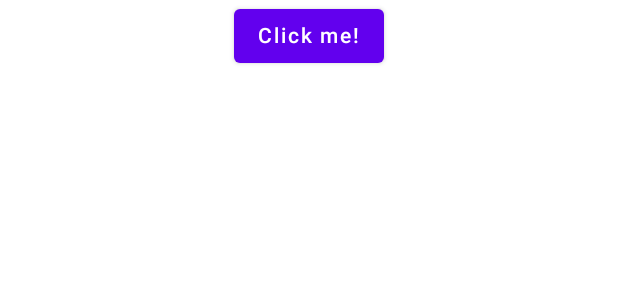
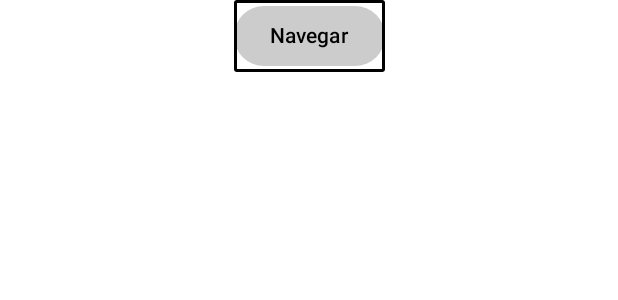
Before and after one commit to leonardohrjesus/BreakingNews, an Android app built with Jetpack Compose: the @Preview function App, on a phone screen of 412 x 824 dp. Shown: the top 300 px of the screen. Run offline under Robolectric (Android 15) with nearby library versions, the phone set to English and light mode, and no system bars.

```diff
--- a/BreakingNews/composeApp/src/androidMain/kotlin/com/course/breakingnews/MainActivity.kt
+++ b/BreakingNews/composeApp/src/androidMain/kotlin/com/course/breakingnews/MainActivity.kt
@@ -3,7 +3,7 @@ package com.course.breakingnews
 import android.os.Bundle
 import androidx.activity.ComponentActivity
 import androidx.activity.compose.setContent
-import androidx.compose.material.Text
+import androidx.compose.material3.Text
 import androidx.compose.runtime.Composable
 import androidx.compose.ui.tooling.preview.Preview
 
--- a/BreakingNews/composeApp/src/commonMain/kotlin/com/course/breakingnews/App.kt
+++ b/BreakingNews/composeApp/src/commonMain/kotlin/com/course/breakingnews/App.kt
@@ -1,37 +1,24 @@
 package com.course.breakingnews
 
-import androidx.compose.animation.AnimatedVisibility
-import androidx.compose.foundation.Image
+
 import androidx.compose.foundation.layout.Column
 import androidx.compose.foundation.layout.fillMaxWidth
-import androidx.compose.material.Button
-import androidx.compose.material.MaterialTheme
-import androidx.compose.material.Text
+import androidx.compose.material3.MaterialTheme
 import androidx.compose.runtime.*
 import androidx.compose.ui.Alignment
 import androidx.compose.ui.Modifier
-import org.jetbrains.compose.resources.painterResource
+import androidx.navigation.compose.rememberNavController
+import com.course.breakingnews.navigation.main.HomeNavHost
 import org.jetbrains.compose.ui.tooling.preview.Preview
 
-import breakingnews.composeapp.generated.resources.Res
-import breakingnews.composeapp.generated.resources.compose_multiplatform
 
 @Composable
 @Preview
 fun App() {
     MaterialTheme {
-        var showContent by remember { mutableStateOf(false) }
         Column(Modifier.fillMaxWidth(), horizontalAlignment = Alignment.CenterHorizontally) {
-            Button(onClick = { showContent = !showContent }) {
-                Text("Click me!")
-            }
-            AnimatedVisibility(showContent) {
-                val greeting = remember { Greeting().greet() }
-                Column(Modifier.fillMaxWidth(), horizontalAlignment = Alignment.CenterHorizontally) {
-                    Image(painterResource(Res.drawable.compose_multiplatform), null)
-                    Text("Compose: $greeting")
-                }
-            }
+            HomeNavHost(navHostController = rememberNavController())
+
         }
     }
 }
--- /dev/null
+++ b/BreakingNews/composeApp/src/commonMain/kotlin/com/course/breakingnews/features/home/HomeScreen.kt
@@ -0,0 +1,39 @@
+package com.course.breakingnews.features.home
+
+import androidx.compose.foundation.border
+import androidx.compose.foundation.layout.Column
+import androidx.compose.foundation.layout.fillMaxSize
+import androidx.compose.foundation.shape.RoundedCornerShape
+import androidx.compose.material3.Button
+import androidx.compose.material3.ButtonDefaults
+import androidx.compose.material3.Text
+
+import androidx.compose.runtime.Composable
+import androidx.compose.ui.Alignment
+import androidx.compose.ui.Modifier
+import androidx.compose.ui.graphics.Color
+import androidx.compose.ui.unit.dp
+
+@Composable
+fun HomeScreen(
+    navigateToAboutScreen:()-> Unit
+){
+    Column(Modifier.fillMaxSize(), horizontalAlignment = Alignment.CenterHorizontally){
+        Button(
+            colors = ButtonDefaults.buttonColors(
+                containerColor = Color.LightGray,
+                contentColor = Color.Black
+            ),
+            onClick = {navigateToAboutScreen.invoke()
+                      },
+            modifier = Modifier.border(
+                width = 2.dp,
+                color = Color.Black,
+                shape = RoundedCornerShape(2.dp)
+            )
+        ){
+            Text("Navegar")
+        }
+    }
+
+}
--- /dev/null
+++ b/BreakingNews/composeApp/src/commonMain/kotlin/com/course/breakingnews/navigation/main/HomeNavHost.kt
@@ -0,0 +1,39 @@
+package com.course.breakingnews.navigation.main
+
+import androidx.compose.runtime.Composable
+import androidx.compose.ui.Modifier
+import androidx.navigation.NavHostController
+import androidx.navigation.compose.NavHost
+import androidx.navigation.compose.composable
+import com.course.breakingnews.features.about.AboutScreen
+import com.course.breakingnews.features.home.HomeScreen
+import com.course.breakingnews.navigation.routes.HomeRoutes
+
+@Composable
+fun HomeNavHost(
+    modifier: Modifier = Modifier,
+    navHostController: NavHostController
+){
+    NavHost(
+        navController = navHostController,
+        startDestination = HomeRoutes.Home,
+        modifier = modifier
+    ){
+        composable<HomeRoutes.About> {
+            AboutScreen(
+                onBackPressed = {
+                    navHostController.popBackStack()
+                }
+            )
+        }
+
+        composable<HomeRoutes.Home> {
+            HomeScreen(
+                navigateToAboutScreen = {
+                    navHostController.navigate(HomeRoutes.About)
+                }
+            )
+        }
+
+    }
+}
--- /dev/null
+++ b/BreakingNews/composeApp/src/commonMain/kotlin/com/course/breakingnews/navigation/routes/HomeRoutes.kt
@@ -0,0 +1,14 @@
+package com.course.breakingnews.navigation.routes
+
+import kotlinx.serialization.Serializable
+
+sealed interface HomeRoutes {
+    @Serializable
+    data object Home : HomeRoutes
+
+    @Serializable
+    data object Details : HomeRoutes
+
+    @Serializable
+    data object About : HomeRoutes
+}
```
Also changed, not shown: BreakingNews/composeApp/build.gradle.kts (+15 -1 lines), BreakingNews/composeApp/src/androidMain/kotlin/com/course/breakingnews/Platform.android.kt (+8 -4 lines), BreakingNews/composeApp/src/commonMain/kotlin/com/course/breakingnews/Greeting.kt (deleted, +0 -9 lines), BreakingNews/composeApp/src/commonMain/kotlin/com/course/breakingnews/Platform.kt (+5 -4 lines), BreakingNews/composeApp/src/commonMain/kotlin/com/course/breakingnews/features/about/AboutScreen.kt (added, +87 -0 lines), BreakingNews/gradle/libs.versions.toml (+11 -0 lines), BreakingNews/composeApp/src/commonMain/composeResources/drawable/breaking_news_logo.webp (added), 1 other file.
